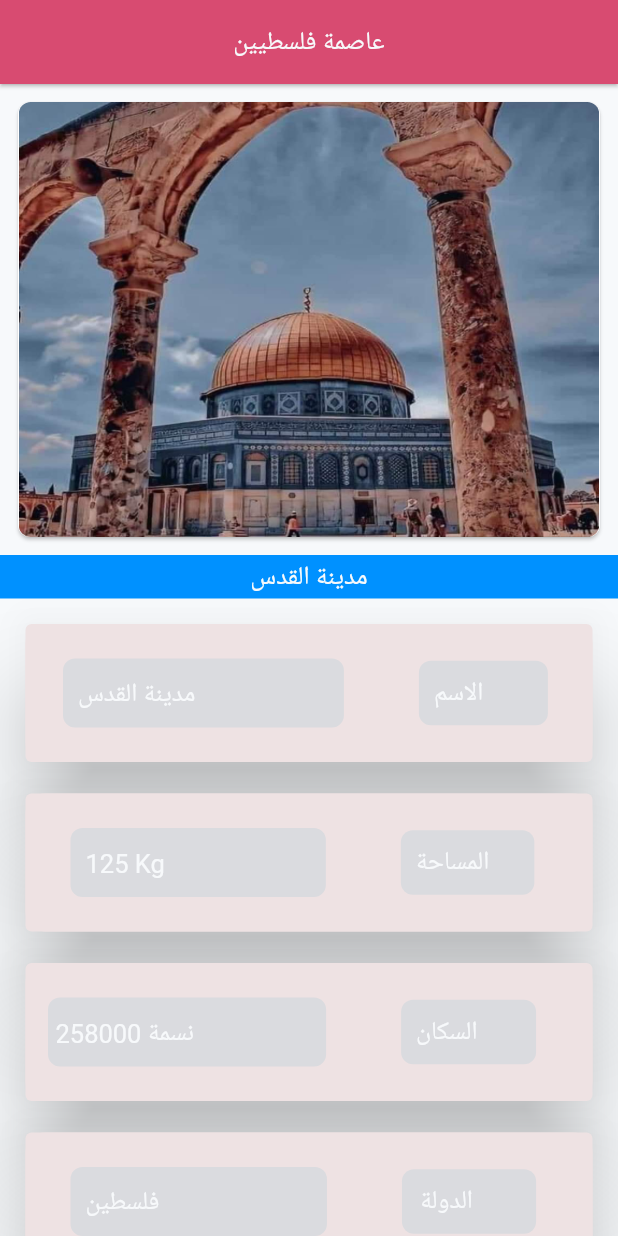
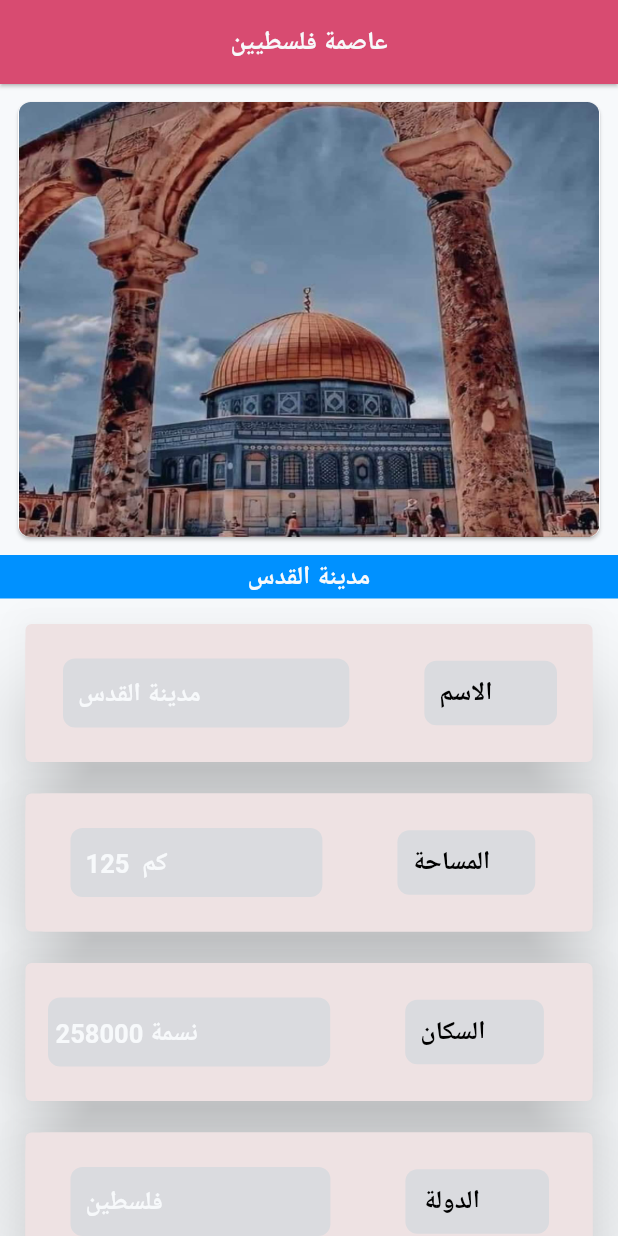
Before and after one commit to maya-kheiri/ASSIGNMENT-1, a Flutter app: the screen it shows after launch, on a phone screen of 412 x 824 dp. Run offline on Flutter 3.47's test engine with Material 2 defaults, Android fonts, the phone set to English and light mode, and no system bars.

Commit message:
The font has been modified.

```diff
--- a/lib/main.dart
+++ b/lib/main.dart
@@ -25,7 +25,7 @@ class MyApp extends StatelessWidget {
               style: TextStyle(
                   color: Color(0xFFF7F9FB),
                   fontSize: 17,
-                  fontWeight: FontWeight.normal)),
+                  fontWeight: FontWeight.bold)),
           centerTitle: true,
           backgroundColor: const Color(0xFFD84B71),
         ),
@@ -56,7 +56,7 @@ class MyApp extends StatelessWidget {
                   style: TextStyle(
                       color: Color(0xFFF7F9FB),
                       fontSize: 17,
-                      fontWeight: FontWeight.normal)),
+                      fontWeight: FontWeight.bold)),
             ),
           ),
           Container(
--- a/lib/widget/name_widget.dart
+++ b/lib/widget/name_widget.dart
@@ -9,7 +9,7 @@ class Name extends StatelessWidget {
   @override
   Widget build(BuildContext context) {
     return Container(
-      padding: EdgeInsets.symmetric(horizontal: 25!, vertical: 17!),
+      padding: const EdgeInsets.symmetric(horizontal: 25, vertical: 17),
       decoration: BoxDecoration(
         color: const Color(0xffeee2e3),
         borderRadius: BorderRadius.circular(13),
@@ -21,7 +21,7 @@ class Name extends StatelessWidget {
             Row(
               children: [
                 Container(
-                  padding: EdgeInsets.symmetric(horizontal: 10!, vertical: 10!),
+                  padding: const EdgeInsets.symmetric(horizontal: 10, vertical: 10),
                   decoration: BoxDecoration(
                     color: const Color(0xFFDADBDF),
                     borderRadius: BorderRadius.circular(8),
@@ -34,7 +34,7 @@ class Name extends StatelessWidget {
                                 color: Color(0xFFF7F9FB),
                                 fontSize: 17,
                                 height: 1.5,
-                                fontWeight: FontWeight.normal)),
+                                fontWeight: FontWeight.bold)),
                         SizedBox(width: 89),
                       ],
                     ),
@@ -42,7 +42,7 @@ class Name extends StatelessWidget {
                 ),
                 const SizedBox(width: 50),
                 Container(
-                  padding: EdgeInsets.symmetric(horizontal: 10!, vertical: 10!),
+                  padding: const EdgeInsets.symmetric(horizontal: 10, vertical: 10),
                   decoration: BoxDecoration(
                     color: const Color(0xFFDADBDF),
                     borderRadius: BorderRadius.circular(8),
@@ -53,9 +53,9 @@ class Name extends StatelessWidget {
                         Text("الاسم",
                             textAlign: TextAlign.center,
                             style: TextStyle(
-                                color: Color(0xFFF7F9FB),
+                                color: Color(0xFF000000),
                                 fontSize: 17,
-                                fontWeight: FontWeight.normal)),
+                                fontWeight: FontWeight.bold)),
                         SizedBox(width: 33),
                       ],
                     ),
--- a/lib/widget/population_widget.dart
+++ b/lib/widget/population_widget.dart
@@ -9,7 +9,7 @@ class Population extends StatelessWidget {
   @override
   Widget build(BuildContext context) {
     return Container(
-      padding: EdgeInsets.symmetric(horizontal: 15!, vertical: 17!),
+      padding: const EdgeInsets.symmetric(horizontal: 15, vertical: 17),
       decoration: BoxDecoration(
         color: const Color(0xffeee2e3),
         borderRadius: BorderRadius.circular(13),
@@ -21,7 +21,7 @@ class Population extends StatelessWidget {
             Row(
               children: [
                 Container(
-                  padding: EdgeInsets.symmetric(horizontal: 5!, vertical: 10!),
+                  padding: const EdgeInsets.symmetric(horizontal: 5, vertical: 10),
                   decoration: BoxDecoration(
                     color: const Color(0xFFDADBDF),
                     borderRadius: BorderRadius.circular(8),
@@ -34,7 +34,7 @@ class Population extends StatelessWidget {
                                 color: Color(0xFFF7F9FB),
                                 fontSize: 17,
                                 height: 1.5,
-                                fontWeight: FontWeight.normal)),
+                                fontWeight: FontWeight.bold)),
                         SizedBox(width: 83),
                       ],
                     ),
@@ -42,7 +42,7 @@ class Population extends StatelessWidget {
                 ),
                 const SizedBox(width: 50),
                 Container(
-                  padding: EdgeInsets.symmetric(horizontal: 10!, vertical: 10!),
+                  padding: const EdgeInsets.symmetric(horizontal: 10, vertical: 10),
                   decoration: BoxDecoration(
                     color: const Color(0xFFDADBDF),
                     borderRadius: BorderRadius.circular(8),
@@ -53,9 +53,9 @@ class Population extends StatelessWidget {
                         Text("السكان",
                             textAlign: TextAlign.center,
                             style: TextStyle(
-                                color: Color(0xFFF7F9FB),
+                                color: Color(0xFF000000),
                                 fontSize: 17,
-                                fontWeight: FontWeight.normal)),
+                                fontWeight: FontWeight.bold)),
                         SizedBox(width: 29),
                       ],
                     ),
--- a/lib/widget/space_widget.dart
+++ b/lib/widget/space_widget.dart
@@ -9,7 +9,7 @@ class Space extends StatelessWidget {
   @override
   Widget build(BuildContext context) {
     return Container(
-      padding: EdgeInsets.symmetric(horizontal: 30!, vertical: 17!),
+      padding: const EdgeInsets.symmetric(horizontal: 30, vertical: 17),
       decoration: BoxDecoration(
         color: const Color(0xffeee2e3),
         borderRadius: BorderRadius.circular(13),
@@ -21,7 +21,7 @@ class Space extends StatelessWidget {
             Row(
               children: [
                 Container(
-                  padding: EdgeInsets.symmetric(horizontal: 10!, vertical: 10!),
+                  padding: const EdgeInsets.symmetric(horizontal: 10, vertical: 10),
                   decoration: BoxDecoration(
                     color: const Color(0xFFDADBDF),
                     borderRadius: BorderRadius.circular(8),
@@ -29,12 +29,12 @@ class Space extends StatelessWidget {
                   child: Center(
                     child: Row(
                       children: const [
-                        Text("125 Kg  ",
+                        Text("125  كم ",
                             style: TextStyle(
                                 color: Color(0xFFF7F9FB),
                                 fontSize: 17,
                                 height: 1.5,
-                                fontWeight: FontWeight.normal)),
+                                fontWeight: FontWeight.bold)),
                         SizedBox(width: 89),
                       ],
                     ),
@@ -42,7 +42,7 @@ class Space extends StatelessWidget {
                 ),
                 const SizedBox(width: 50),
                 Container(
-                  padding: EdgeInsets.symmetric(horizontal: 10!, vertical: 10!),
+                  padding: const EdgeInsets.symmetric(horizontal: 10, vertical: 10),
                   decoration: BoxDecoration(
                     color: const Color(0xFFDADBDF),
                     borderRadius: BorderRadius.circular(8),
@@ -53,9 +53,9 @@ class Space extends StatelessWidget {
                         Text("المساحة",
                             textAlign: TextAlign.center,
                             style: TextStyle(
-                                color: Color(0xFFF7F9FB),
+                                color: Color(0xFF000000),
                                 fontSize: 17,
-                                fontWeight: FontWeight.normal)),
+                                fontWeight: FontWeight.bold)),
                         SizedBox(width: 20),
                       ],
                     ),
--- a/lib/widget/students_name_widget.dart
+++ b/lib/widget/students_name_widget.dart
@@ -9,7 +9,7 @@ class StudentsName extends StatelessWidget {
   @override
   Widget build(BuildContext context) {
     return Container(
-      padding: EdgeInsets.symmetric(horizontal: 18!, vertical: 17!),
+      padding: const EdgeInsets.symmetric(horizontal: 18, vertical: 17),
       decoration: BoxDecoration(
         color: const Color(0xffeee2e3),
         borderRadius: BorderRadius.circular(13),
@@ -21,7 +21,7 @@ class StudentsName extends StatelessWidget {
             Row(
               children: [
                 Container(
-                  padding: EdgeInsets.symmetric(horizontal: 10!, vertical: 10!),
+                  padding: const EdgeInsets.symmetric(horizontal: 10, vertical: 10),
                   decoration: BoxDecoration(
                     color: const Color(0xFFDADBDF),
                     borderRadius: BorderRadius.circular(8),
@@ -34,7 +34,7 @@ class StudentsName extends StatelessWidget {
                                 color: Color(0xFFF7F9FB),
                                 fontSize: 17,
                                 height: 1.5,
-                                fontWeight: FontWeight.normal)),
+                                fontWeight: FontWeight.bold)),
                         SizedBox(width: 89),
                       ],
                     ),
@@ -42,7 +42,7 @@ class StudentsName extends StatelessWidget {
                 ),
                 const SizedBox(width: 50),
                 Container(
-                  padding: EdgeInsets.symmetric(horizontal: 10!, vertical: 10!),
+                  padding: const EdgeInsets.symmetric(horizontal: 10, vertical: 10),
                   decoration: BoxDecoration(
                     color: const Color(0xFFDADBDF),
                     borderRadius: BorderRadius.circular(8),
@@ -53,10 +53,10 @@ class StudentsName extends StatelessWidget {
                         Text("اسم الطالب",
                             textAlign: TextAlign.center,
                             style: TextStyle(
-                                color: Color(0xFFF7F9FB),
+                                color: Color(0xFF000000),
                                 fontSize: 17,
-                                fontWeight: FontWeight.normal)),
-                        SizedBox(width: 10),
+                                fontWeight: FontWeight.bold)),
+                        SizedBox(width: 17),
                       ],
                     ),
                   ),
--- a/lib/widget/the_state_widget.dart
+++ b/lib/widget/the_state_widget.dart
@@ -9,7 +9,7 @@ class TheState extends StatelessWidget {
   @override
   Widget build(BuildContext context) {
     return Container(
-      padding: EdgeInsets.symmetric(horizontal: 30!, vertical: 17!),
+      padding: const EdgeInsets.symmetric(horizontal: 30, vertical: 17),
       decoration: BoxDecoration(
         color: const Color(0xffeee2e3),
         borderRadius: BorderRadius.circular(13),
@@ -21,7 +21,7 @@ class TheState extends StatelessWidget {
             Row(
               children: [
                 Container(
-                  padding: EdgeInsets.symmetric(horizontal: 10!, vertical: 10!),
+                  padding: const EdgeInsets.symmetric(horizontal: 10, vertical: 10),
                   decoration: BoxDecoration(
                     color: const Color(0xFFDADBDF),
                     borderRadius: BorderRadius.circular(8),
@@ -34,7 +34,7 @@ class TheState extends StatelessWidget {
                                 color: Color(0xFFF7F9FB),
                                 fontSize: 17,
                                 height: 1.5,
-                                fontWeight: FontWeight.normal)),
+                                fontWeight: FontWeight.bold)),
                         SizedBox(width: 89),
                       ],
                     ),
@@ -42,7 +42,7 @@ class TheState extends StatelessWidget {
                 ),
                 const SizedBox(width: 50),
                 Container(
-                  padding: EdgeInsets.symmetric(horizontal: 10!, vertical: 10!),
+                  padding: const EdgeInsets.symmetric(horizontal: 10, vertical: 10),
                   decoration: BoxDecoration(
                     color: const Color(0xFFDADBDF),
                     borderRadius: BorderRadius.circular(8),
@@ -53,10 +53,10 @@ class TheState extends StatelessWidget {
                         Text("الدولة ",
                             textAlign: TextAlign.center,
                             style: TextStyle(
-                                color: Color(0xFFF7F9FB),
+                                color: Color(0xFF000000),
                                 fontSize: 17,
-                                fontWeight: FontWeight.normal)),
-                        SizedBox(width: 30),
+                                fontWeight: FontWeight.bold)),
+                        SizedBox(width: 34),
                       ],
                     ),
                   ),
```
